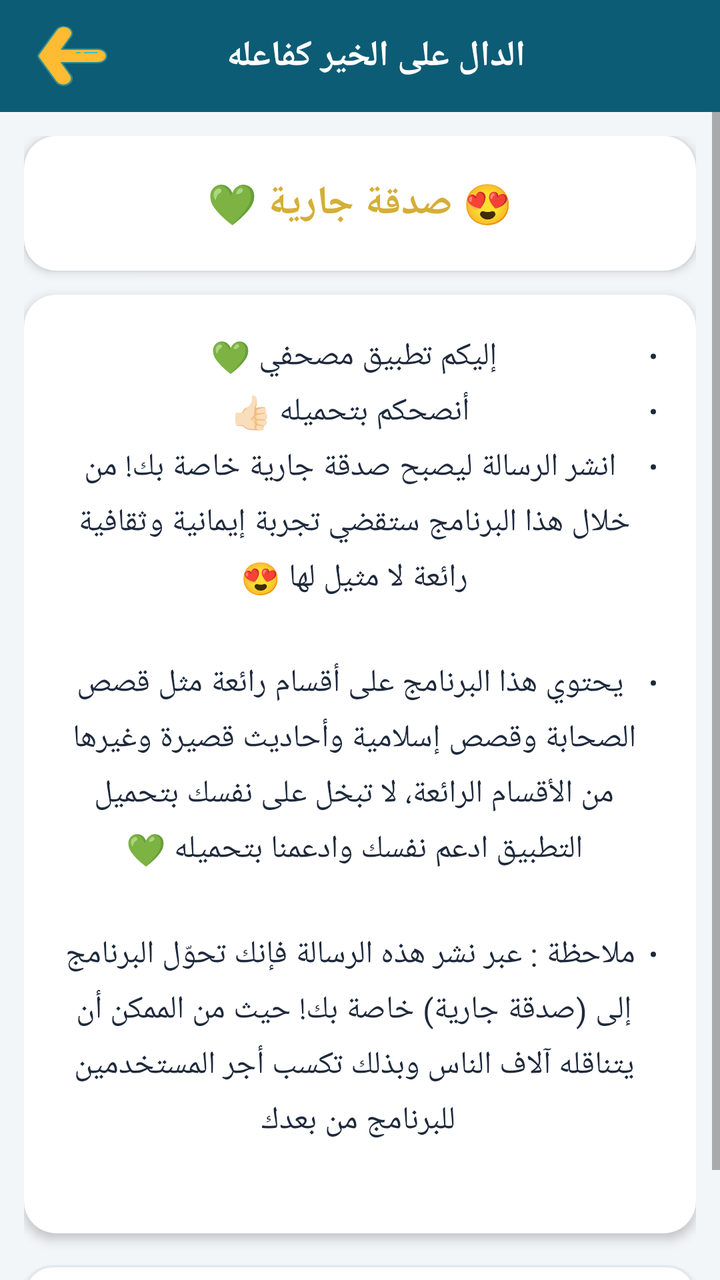
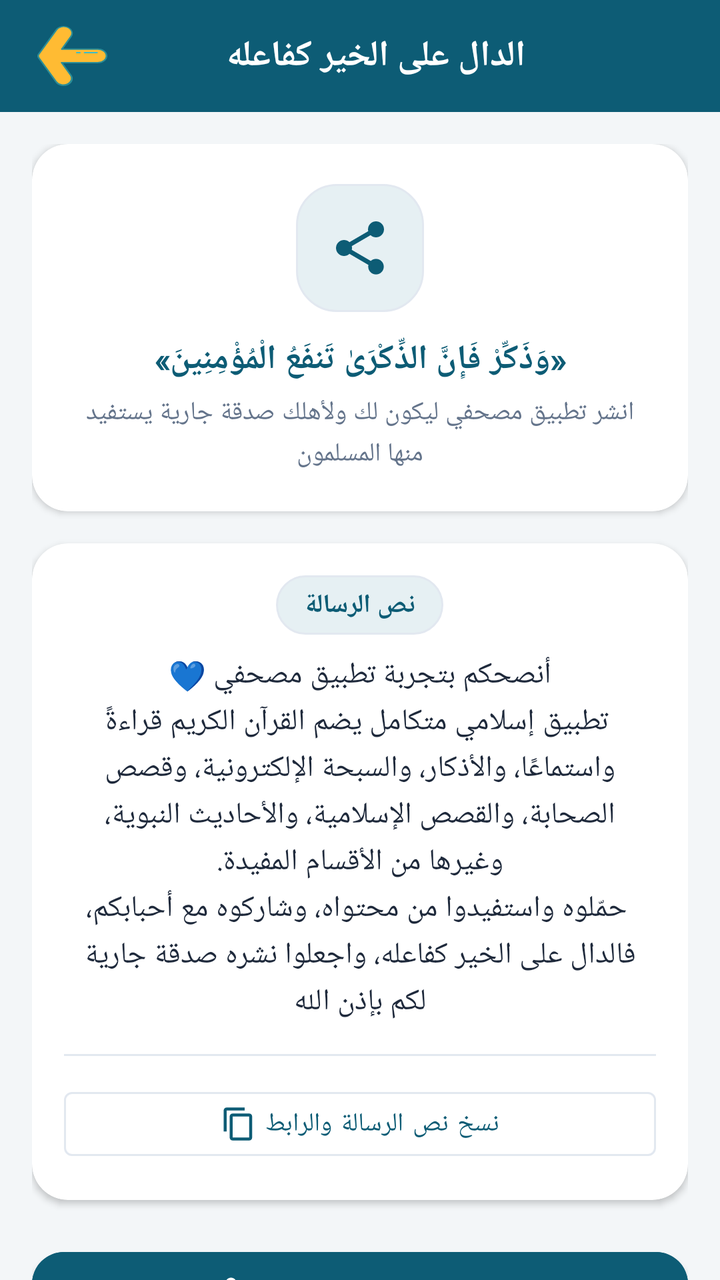

Screens rendered from an Android XML layout before and after an edit, with the pre-edit source and the edit as a unified diff.
<!-- AndroidManifest.xml: application theme AppTheme -->
<!-- res/layout/activity_share_app.xml -->
<?xml version="1.0" encoding="utf-8"?>
<LinearLayout xmlns:android="http://schemas.android.com/apk/res/android"
    xmlns:app="http://schemas.android.com/apk/res-auto"
    xmlns:tools="http://schemas.android.com/tools"
    android:layout_width="match_parent"
    android:layout_height="match_parent"
    android:background="@color/bg_main"
    android:orientation="vertical"
    tools:context=".ShareApp">

    <com.google.android.material.appbar.AppBarLayout
        android:layout_width="match_parent"
        android:layout_height="wrap_content"
        android:background="@color/colorPrimary">

        <androidx.appcompat.widget.Toolbar
            android:id="@+id/toolbar"
            android:layout_width="match_parent"
            android:layout_height="?attr/actionBarSize"
            android:background="@color/colorPrimary"
            app:popupTheme="@style/AppTheme.PopupOverlay">

            <RelativeLayout
                android:layout_width="match_parent"
                android:layout_height="wrap_content"
                android:paddingEnd="16dp">

                <androidx.appcompat.widget.AppCompatImageButton
                    android:id="@+id/back_button"
                    android:layout_width="40dp"
                    android:layout_height="40dp"
                    android:layout_alignParentStart="true"
                    android:layout_centerVertical="true"
                    android:background="?attr/selectableItemBackgroundBorderless"
                    android:onClick="onBackClicked"
                    android:src="@drawable/ic_back_button" />

                <TextView
                    android:id="@+id/toolbar_title"
                    android:layout_width="wrap_content"
                    android:layout_height="wrap_content"
                    android:layout_centerInParent="true"
                    android:fontFamily="@font/flat5"
                    android:text="الدال على الخير كفاعله"
                    android:textColor="@color/text_white"
                    android:textSize="18sp"
                    android:textStyle="bold" />
            </RelativeLayout>
        </androidx.appcompat.widget.Toolbar>
    </com.google.android.material.appbar.AppBarLayout>

    <ScrollView
        android:layout_width="match_parent"
        android:layout_height="match_parent"
        android:fillViewport="true">

        <LinearLayout
            android:layout_width="match_parent"
            android:layout_height="wrap_content"
            android:orientation="vertical"
            android:padding="12dp">

            <androidx.cardview.widget.CardView
                android:layout_width="match_parent"
                android:layout_height="wrap_content"
                android:layout_marginBottom="12dp"
                app:cardBackgroundColor="@color/card_bg"
                app:cardCornerRadius="16dp"
                app:cardElevation="3dp">

                <TextView
                    android:id="@+id/namessaya"
                    android:layout_width="match_parent"
                    android:layout_height="wrap_content"
                    android:fontFamily="@font/jazeera"
                    android:gravity="center"
                    android:padding="20dp"
                    android:text="😍 صدقة جارية 💚"
                    android:textColor="@color/gold_accent"
                    android:textSize="20sp"
                    android:textStyle="bold" />
            </androidx.cardview.widget.CardView>

            <androidx.cardview.widget.CardView
                android:layout_width="match_parent"
                android:layout_height="wrap_content"
                android:layout_marginBottom="16dp"
                app:cardBackgroundColor="@color/card_bg"
                app:cardCornerRadius="16dp"
                app:cardElevation="3dp">

                <TextView
                    android:id="@+id/nameaya"
                    android:layout_width="match_parent"
                    android:layout_height="wrap_content"
                    android:fontFamily="@font/jazeera"
                    android:gravity="center"
                    android:lineSpacingExtra="6dp"
                    android:padding="20dp"
                    android:text="@string/about1"
                    android:textColor="@color/text_primary"
                    android:textSize="16sp" />
            </androidx.cardview.widget.CardView>

            <androidx.appcompat.widget.AppCompatButton
                android:id="@+id/shareappsss"
                android:layout_width="match_parent"
                android:layout_height="56dp"
                android:background="@drawable/buoo"
                android:fontFamily="@font/flat5"
                android:onClick="obkla"
                android:text="مشاركة التطبيق"
                android:textColor="@color/text_primary"
                android:textSize="18sp"
                android:textStyle="bold" />
        </LinearLayout>
    </ScrollView>
</LinearLayout>
<!-- resources referenced by this layout -->
<resources>
  <color name="bg_main">#F3F6F8</color>
  <color name="card_bg">#FFFFFF</color>
  <color name="colorPrimary">#0D5C75</color>
  <color name="gold_accent">#D4AF37</color>
  <color name="text_primary">#1E293B</color>
  <color name="text_white">#FFFFFF</color>
  <!-- drawable buoo (drawable) -->
  <?xml version="1.0" encoding="utf-8"?>
  <shape xmlns:android="http://schemas.android.com/apk/res/android">
      <solid android:color="@color/card_bg" />
      <corners android:radius="14dp" />
      <stroke
          android:color="@color/card_stroke"
          android:width="1dp" />
  </shape>
  <string name="about1">
          <li>إليكم تطبيق مصحفي 💚</li>\n
           <li>أنصحكم بتحميله 👍🏻</li>\n
          <li>انشر الرسالة ليصبح صدقة جارية خاصة بك!
   من خلال هذا البرنامج ستقضي تجربة إيمانية وثقافية رائعة لا مثيل لها 😍</li>\n
          \n
           <li>يحتوي هذا البرنامج على أقسام رائعة مثل قصص الصحابة وقصص إسلامية وأحاديث قصيرة وغيرها من الأقسام الرائعة، لا تبخل على نفسك بتحميل التطبيق ادعم نفسك وادعمنا بتحميله 💚</li>\n
          \n
            <li>ملاحظة :  عبر نشر هذه الرسالة فإنك تحوّل البرنامج إلى (صدقة جارية) خاصة بك! حيث من الممكن أن يتناقله آلاف الناس وبذلك تكسب أجر المستخدمين للبرنامج من بعدك </li>\n
      </string>
  <style name="AppTheme.PopupOverlay" parent="ThemeOverlay.MaterialComponents.Light" />
  <style name="AppTheme" parent="Theme.MaterialComponents.DayNight.NoActionBar">
          
          <item name="colorPrimary">@color/colorPrimary</item>
          <item name="colorPrimaryDark">@color/colorPrimaryDark</item>
          <item name="colorAccent">@color/colorAccent</item>
          <item name="android:statusBarColor">@color/colorPrimaryDark</item>
          <item name="android:windowBackground">@color/bg_main</item>
  
          
          <item name="bg">@color/bg_main</item>
          <item name="cardViewBackground">@color/card_bg</item>
          <item name="primaryTextColor">@color/text_primary</item>
          <item name="SecondaryTextColor">@color/text_secondary</item>
          <item name="btn_bg">@color/colorPrimary</item>
          <item name="mainItemsColor">@color/colorPrimary</item>
      </style>
  <color name="card_stroke">#E2E8F0</color>
  <color name="colorPrimaryDark">#083E50</color>
  <color name="colorAccent">#D4AF37</color>
  <color name="text_secondary">#64748B</color>
  <!-- unchanged entries left out for length: 1 -->
</resources>

<!-- the commit's change to res/layout/activity_share_app.xml (unified diff, before → after) -->
@@ -6,8 +6,9 @@
     android:layout_height="match_parent"
     android:background="@color/bg_main"
     android:orientation="vertical"
-    tools:context=".ShareApp">
-
+    tools:context=".ShareAppActivity">
+
+    
     <com.google.android.material.appbar.AppBarLayout
         android:layout_width="match_parent"
         android:layout_height="wrap_content"
@@ -32,7 +33,6 @@
                     android:layout_alignParentStart="true"
                     android:layout_centerVertical="true"
                     android:background="?attr/selectableItemBackgroundBorderless"
-                    android:onClick="onBackClicked"
                     android:src="@drawable/ic_back_button" />
 
                 <TextView
@@ -52,67 +52,154 @@
     <ScrollView
         android:layout_width="match_parent"
         android:layout_height="match_parent"
-        android:fillViewport="true">
+        android:fillViewport="true"
+        android:scrollbars="none">
 
         <LinearLayout
             android:layout_width="match_parent"
             android:layout_height="wrap_content"
             android:orientation="vertical"
-            android:padding="12dp">
-
-            <androidx.cardview.widget.CardView
-                android:layout_width="match_parent"
-                android:layout_height="wrap_content"
-                android:layout_marginBottom="12dp"
-                app:cardBackgroundColor="@color/card_bg"
-                app:cardCornerRadius="16dp"
-                app:cardElevation="3dp">
-
-                <TextView
-                    android:id="@+id/namessaya"
-                    android:layout_width="match_parent"
-                    android:layout_height="wrap_content"
-                    android:fontFamily="@font/jazeera"
-                    android:gravity="center"
-                    android:padding="20dp"
-                    android:text="😍 صدقة جارية 💚"
-                    android:textColor="@color/gold_accent"
-                    android:textSize="20sp"
-                    android:textStyle="bold" />
-            </androidx.cardview.widget.CardView>
-
+            android:padding="16dp">
+
+            
             <androidx.cardview.widget.CardView
                 android:layout_width="match_parent"
                 android:layout_height="wrap_content"
                 android:layout_marginBottom="16dp"
                 app:cardBackgroundColor="@color/card_bg"
-                app:cardCornerRadius="16dp"
-                app:cardElevation="3dp">
-
-                <TextView
-                    android:id="@+id/nameaya"
+                app:cardCornerRadius="18dp"
+                app:cardElevation="2dp">
+
+                <LinearLayout
                     android:layout_width="match_parent"
                     android:layout_height="wrap_content"
-                    android:fontFamily="@font/jazeera"
                     android:gravity="center"
-                    android:lineSpacingExtra="6dp"
-                    android:padding="20dp"
-                    android:text="@string/about1"
-                    android:textColor="@color/text_primary"
-                    android:textSize="16sp" />
+                    android:orientation="vertical"
+                    android:padding="20dp">
+
+                    <FrameLayout
+                        android:layout_width="64dp"
+                        android:layout_height="64dp"
+                        android:layout_marginBottom="12dp"
+                        android:background="@drawable/bg_badge_primary">
+
+                        <ImageView
+                            android:layout_width="32dp"
+                            android:layout_height="32dp"
+                            android:layout_gravity="center"
+                            android:contentDescription="مشاركة"
+                            android:src="@drawable/ic_share"
+                            app:tint="@color/colorPrimary" />
+                    </FrameLayout>
+
+                    <TextView
+                        android:layout_width="wrap_content"
+                        android:layout_height="wrap_content"
+                        android:fontFamily="@font/cairo_bold"
+                        android:gravity="center"
+                        android:text="«وَذَكِّرْ فَإِنَّ الذِّكْرَىٰ تَنفَعُ الْمُؤْمِنِينَ»"
+                        android:textColor="@color/colorPrimary"
+                        android:textSize="17sp"
+                        android:textStyle="bold" />
+
+                    <TextView
+                        android:layout_width="wrap_content"
+                        android:layout_height="wrap_content"
+                        android:layout_marginTop="6dp"
+                        android:fontFamily="@font/flat5"
+                        android:gravity="center"
+                        android:lineSpacingExtra="3dp"
+                        android:text="انشر تطبيق مصحفي ليكون لك ولأهلك صدقة جارية يستفيد منها المسلمون"
+                        android:textColor="@color/text_secondary"
+                        android:textSize="13sp" />
+                </LinearLayout>
             </androidx.cardview.widget.CardView>
 
-            <androidx.appcompat.widget.AppCompatButton
-                android:id="@+id/shareappsss"
+            
+            <androidx.cardview.widget.CardView
+                android:layout_width="match_parent"
+                android:layout_height="wrap_content"
+                android:layout_marginBottom="20dp"
+                app:cardBackgroundColor="@color/card_bg"
+                app:cardCornerRadius="18dp"
+                app:cardElevation="2dp">
+
+                <LinearLayout
+                    android:layout_width="match_parent"
+                    android:layout_height="wrap_content"
+                    android:orientation="vertical"
+                    android:padding="16dp">
+
+                    <TextView
+                        android:id="@+id/tv_header_title"
+                        android:gravity="center"
+                        android:layout_gravity="center"
+                        android:layout_width="wrap_content"
+                        android:layout_height="wrap_content"
+                        android:layout_marginBottom="10dp"
+                        android:background="@drawable/bg_badge_primary"
+                        android:fontFamily="@font/cairo_bold"
+                        android:paddingHorizontal="14dp"
+                        android:paddingVertical="6dp"
+                        android:text="نص الرسالة"
+                        android:textColor="@color/colorPrimary"
+                        android:textSize="13sp"
+                        android:textStyle="bold" />
+
+                    <TextView
+                        android:id="@+id/tv_share_message"
+                        android:layout_width="match_parent"
+                        android:layout_height="wrap_content"
+                        android:layout_marginBottom="16dp"
+                        android:fontFamily="@font/jazeera"
+                        android:gravity="center"
+                        android:lineSpacingExtra="3dp"
+                        android:text="@string/about1"
+                        android:textIsSelectable="true"
+                        android:textColor="@color/text_primary"
+                        android:textSize="15sp" />
+
+                    <View
+                        android:layout_width="match_parent"
+                        android:layout_height="1dp"
+                        android:layout_marginBottom="12dp"
+                        android:background="@color/divider_color" />
+
+                    <com.google.android.material.button.MaterialButton
+                        android:id="@+id/btn_copy_text"
+                        style="@style/Widget.MaterialComponents.Button.OutlinedButton"
+                        android:layout_width="match_parent"
+                        android:layout_height="44dp"
+                        android:fontFamily="@font/flat5"
+                        android:text="نسخ نص الرسالة والرابط"
+                        android:textColor="@color/colorPrimary"
+                        android:textSize="13sp"
+                        app:icon="@drawable/ic_content_copy"
+                        app:iconGravity="textStart"
+                        app:iconSize="18dp"
+                        app:iconTint="@color/colorPrimary"
+                        app:strokeColor="@color/card_stroke"
+                        app:strokeWidth="1dp" />
+                </LinearLayout>
+            </androidx.cardview.widget.CardView>
+
+            
+            <com.google.android.material.button.MaterialButton
+                android:id="@+id/btn_share_app"
                 android:layout_width="match_parent"
                 android:layout_height="56dp"
-                android:background="@drawable/buoo"
-                android:fontFamily="@font/flat5"
-                android:onClick="obkla"
-                android:text="مشاركة التطبيق"
-                android:textColor="@color/text_primary"
-                android:textSize="18sp"
-                android:textStyle="bold" />
+                android:backgroundTint="@color/colorPrimary"
+                android:fontFamily="@font/cairo_bold"
+                android:text="مشاركة التطبيق الآن"
+                android:textColor="@color/text_white"
+                android:textSize="17sp"
+                android:textStyle="bold"
+                app:cornerRadius="16dp"
+                app:icon="@drawable/ic_share"
+                app:iconGravity="textStart"
+                app:iconSize="22dp"
+                app:iconTint="@color/text_white" />
+
         </LinearLayout>
     </ScrollView>
 </LinearLayout>
<!-- resource entries referenced after the edit -->
@@ -3,28 +3,44 @@
   <color name="bg_main">#F3F6F8</color>
   <color name="card_bg">#FFFFFF</color>
   <color name="colorPrimary">#0D5C75</color>
-  <color name="gold_accent">#D4AF37</color>
+  <color name="divider_color">#E2E8F0</color>
   <color name="text_primary">#1E293B</color>
   <color name="text_white">#FFFFFF</color>
-  <!-- drawable buoo (drawable) -->
+  <!-- drawable bg_badge_primary (drawable) -->
   <?xml version="1.0" encoding="utf-8"?>
-  <shape xmlns:android="http://schemas.android.com/apk/res/android">
-      <solid android:color="@color/card_bg" />
-      <corners android:radius="14dp" />
-      <stroke
-          android:color="@color/card_stroke"
-          android:width="1dp" />
+  <shape xmlns:android="http://schemas.android.com/apk/res/android"
+      android:shape="rectangle">
+      <corners android:radius="20dp" />
+      <solid android:color="@color/chip_bg" />
+      <stroke android:width="1dp" android:color="@color/card_stroke" />
   </shape>
+  <!-- drawable ic_content_copy (drawable) -->
+  <vector xmlns:android="http://schemas.android.com/apk/res/android"
+      android:width="24dp"
+      android:layout_width="24dp"
+      android:height="24dp"
+      android:layout_height="24dp"
+      android:viewportWidth="24"
+      android:viewportHeight="24">
+    <path
+        android:fillColor="#FF000000"
+        android:pathData="M16,1H4c-1.1,0 -2,0.9 -2,2v14h2V3h12V1zm3,4H8c-1.1,0 -2,0.9 -2,2v14c0,1.1 0.9,2 2,2h11c1.1,0 2,-0.9 2,-2V7c0,-1.1 -0.9,-2 -2,-2zm0,16H8V7h11v14z"/>
+  </vector>
+  <!-- drawable ic_share (drawable) -->
+  <vector xmlns:android="http://schemas.android.com/apk/res/android"
+          android:width="24dp"
+          android:height="24dp"
+          android:viewportWidth="24.0"
+          android:viewportHeight="24.0">
+      <path
+          android:fillColor="#FF000000"
+          android:pathData="M18,16.08c-0.76,0 -1.44,0.3 -1.96,0.77L8.91,12.7c0.05,-0.23 0.09,-0.46 0.09,-0.7s-0.04,-0.47 -0.09,-0.7l7.05,-4.11c0.54,0.5 1.25,0.81 2.04,0.81 1.66,0 3,-1.34 3,-3s-1.34,-3 -3,-3 -3,1.34 -3,3c0,0.24 0.04,0.47 0.09,0.7L8.04,9.81C7.5,9.31 6.79,9 6,9c-1.66,0 -3,1.34 -3,3s1.34,3 3,3c0.79,0 1.5,-0.31 2.04,-0.81l7.12,4.16c-0.05,0.21 -0.08,0.43 -0.08,0.65 0,1.61 1.31,2.92 2.92,2.92 1.61,0 2.92,-1.31 2.92,-2.92s-1.31,-2.92 -2.92,-2.92z"/>
+  </vector>
   <string name="about1">
-          <li>إليكم تطبيق مصحفي 💚</li>\n
-           <li>أنصحكم بتحميله 👍🏻</li>\n
-          <li>انشر الرسالة ليصبح صدقة جارية خاصة بك!
-   من خلال هذا البرنامج ستقضي تجربة إيمانية وثقافية رائعة لا مثيل لها 😍</li>\n
-          \n
-           <li>يحتوي هذا البرنامج على أقسام رائعة مثل قصص الصحابة وقصص إسلامية وأحاديث قصيرة وغيرها من الأقسام الرائعة، لا تبخل على نفسك بتحميل التطبيق ادعم نفسك وادعمنا بتحميله 💚</li>\n
-          \n
-            <li>ملاحظة :  عبر نشر هذه الرسالة فإنك تحوّل البرنامج إلى (صدقة جارية) خاصة بك! حيث من الممكن أن يتناقله آلاف الناس وبذلك تكسب أجر المستخدمين للبرنامج من بعدك </li>\n
-      </string>
+      <li>أنصحكم بتجربة تطبيق مصحفي 💙</li>\n
+      <li>تطبيق إسلامي متكامل يضم القرآن الكريم قراءةً واستماعًا، والأذكار، والسبحة الإلكترونية، وقصص الصحابة، والقصص الإسلامية، والأحاديث النبوية، وغيرها من الأقسام المفيدة.</li>\n
+      <li>حمّلوه واستفيدوا من محتواه، وشاركوه مع أحبابكم، فالدال على الخير كفاعله، واجعلوا نشره صدقة جارية لكم بإذن الله</li>
+  </string>
   <style name="AppTheme.PopupOverlay" parent="ThemeOverlay.MaterialComponents.Light" />
   <style name="AppTheme" parent="Theme.MaterialComponents.DayNight.NoActionBar">
           
@@ -42,6 +58,7 @@
           <item name="btn_bg">@color/colorPrimary</item>
           <item name="mainItemsColor">@color/colorPrimary</item>
       </style>
+  <color name="chip_bg">#E6F0F3</color>
   <color name="card_stroke">#E2E8F0</color>
   <color name="colorPrimaryDark">#083E50</color>
   <color name="colorAccent">#D4AF37</color>
